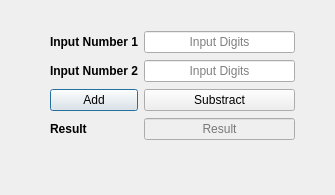
Before: the Qt Designer form maindialog.ui in Final9800/QtAddSubstract, drawn with Qt 5.
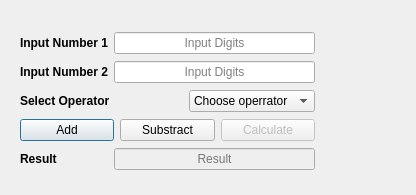
After: the same form once the commit is applied.

Commit message: adding Combo Box Operation and Button to Calculate Value

The edit to the form file:
```diff
--- a/maindialog.ui
+++ b/maindialog.ui
@@ -6,20 +6,20 @@
    <rect>
     <x>0</x>
     <y>0</y>
-    <width>335</width>
+    <width>416</width>
     <height>195</height>
    </rect>
   </property>
   <property name="windowTitle">
    <string>MainDialog</string>
   </property>
-  <widget class="QWidget" name="layoutWidget">
+  <widget class="QWidget" name="">
    <property name="geometry">
     <rect>
-     <x>50</x>
-     <y>30</y>
-     <width>245</width>
-     <height>114</height>
+     <x>20</x>
+     <y>31</y>
+     <width>295</width>
+     <height>144</height>
     </rect>
    </property>
    <layout class="QGridLayout" name="gridLayout">
@@ -36,7 +36,7 @@
       </property>
      </widget>
     </item>
-    <item row="0" column="1">
+    <item row="0" column="1" colspan="2">
      <widget class="QLineEdit" name="inputEdit1">
       <property name="inputMethodHints">
        <set>Qt::ImhDigitsOnly</set>
@@ -62,7 +62,7 @@
       </property>
      </widget>
     </item>
-    <item row="1" column="1">
+    <item row="1" column="1" colspan="2">
      <widget class="QLineEdit" name="inputEdit2">
       <property name="inputMethodHints">
        <set>Qt::ImhDigitsOnly</set>
@@ -75,21 +75,77 @@
       </property>
      </widget>
     </item>
-    <item row="2" column="0">
-     <widget class="QPushButton" name="pushButtonAdd">
+    <item row="2" column="0" colspan="2">
+     <widget class="QLabel" name="labelOperator">
+      <property name="font">
+       <font>
+        <weight>75</weight>
+        <bold>true</bold>
+       </font>
+      </property>
       <property name="text">
-       <string>Add</string>
+       <string>Select Operator</string>
       </property>
      </widget>
     </item>
-    <item row="2" column="1">
-     <widget class="QPushButton" name="pushButtonSubstract">
-      <property name="text">
-       <string>Substract</string>
-      </property>
+    <item row="2" column="2">
+     <widget class="QComboBox" name="comboBoxOperator">
+      <item>
+       <property name="text">
+        <string>Choose operrator</string>
+       </property>
+      </item>
+      <item>
+       <property name="text">
+        <string>+</string>
+       </property>
+      </item>
+      <item>
+       <property name="text">
+        <string>-</string>
+       </property>
+      </item>
+      <item>
+       <property name="text">
+        <string>*</string>
+       </property>
+      </item>
+      <item>
+       <property name="text">
+        <string>/</string>
+       </property>
+      </item>
      </widget>
     </item>
-    <item row="3" column="0">
+    <item row="3" column="0" colspan="3">
+     <layout class="QHBoxLayout" name="horizontalLayout">
+      <item>
+       <widget class="QPushButton" name="pushButtonAdd">
+        <property name="text">
+         <string>Add</string>
+        </property>
+       </widget>
+      </item>
+      <item>
+       <widget class="QPushButton" name="pushButtonSubstract">
+        <property name="text">
+         <string>Substract</string>
+        </property>
+       </widget>
+      </item>
+      <item>
+       <widget class="QPushButton" name="pushButtonCalculate">
+        <property name="enabled">
+         <bool>false</bool>
+        </property>
+        <property name="text">
+         <string>Calculate</string>
+        </property>
+       </widget>
+      </item>
+     </layout>
+    </item>
+    <item row="4" column="0">
      <widget class="QLabel" name="labelResult">
       <property name="font">
        <font>
@@ -102,7 +158,7 @@
       </property>
      </widget>
     </item>
-    <item row="3" column="1">
+    <item row="4" column="1" colspan="2">
      <widget class="QLineEdit" name="resultEdit">
       <property name="enabled">
        <bool>false</bool>
```
The commit also changes 3 other files.
